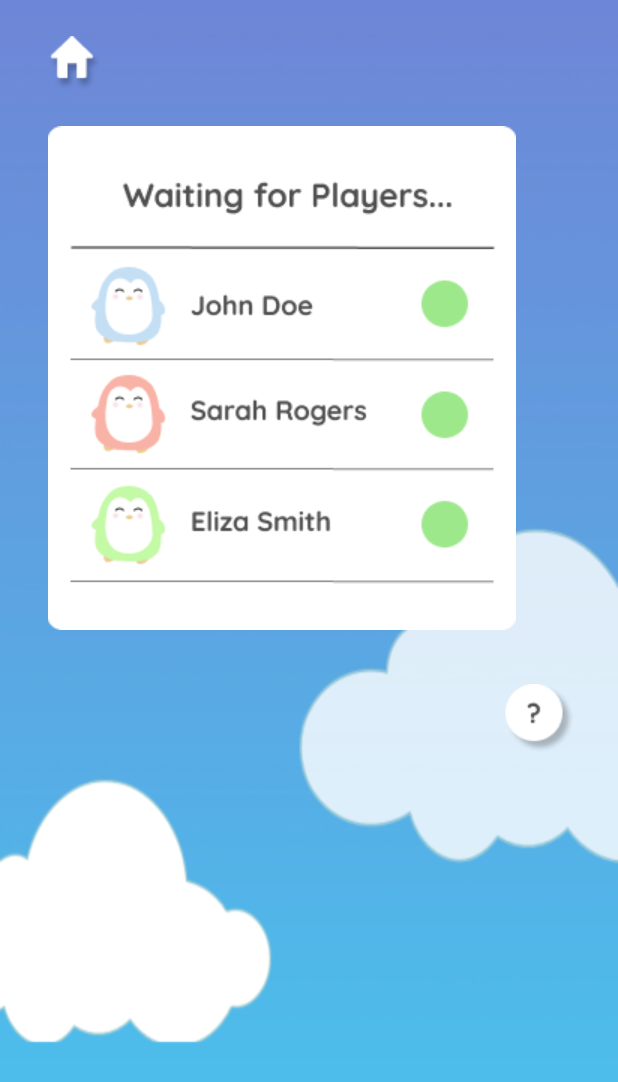
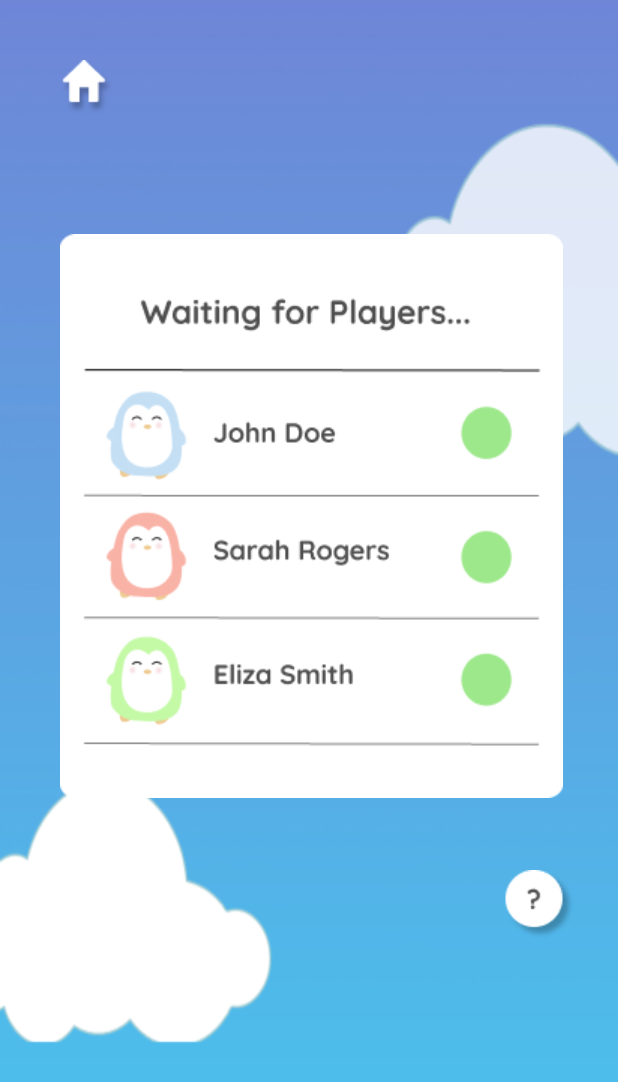
Before and after one commit to cjiang92398/planit, an Android app: the CheckinGameActivity screen opened directly, with no data from a screen before it, on a phone screen of 412 x 824 dp. Shown: the top 1082 px of the screen. Run offline under Robolectric (Android 15) with nearby library versions, the phone set to English and light mode, and no system bars.

Commit message:
Rescale checkin game screens to 6P

```diff
--- a/app/src/main/java/edu/stanford/cs147/planit/CheckinGameActivity.java
+++ b/app/src/main/java/edu/stanford/cs147/planit/CheckinGameActivity.java
@@ -15,7 +15,7 @@ public class CheckinGameActivity extends AppCompatActivity {
         super.onCreate(savedInstanceState);
         setContentView(R.layout.activity_checkin_game);
 
-        new CountDownTimer(1000, 1000) {
+        new CountDownTimer(1500, 1000) {
             @Override
             public void onTick(long n) {
                 // blank
@@ -24,7 +24,7 @@ public class CheckinGameActivity extends AppCompatActivity {
             public void onFinish() {
                 ImageView imageView = (ImageView) findViewById(R.id.checkin);
                 imageView.setImageResource(R.drawable.checkinfinal);
-                new CountDownTimer(1000, 1000) {
+                new CountDownTimer(1500, 1000) {
                     @Override
                     public void onTick(long n) {
                         // blank
--- a/app/src/main/res/layout/activity_checkin_game.xml
+++ b/app/src/main/res/layout/activity_checkin_game.xml
@@ -12,8 +12,8 @@
         android:src="@drawable/home"
         android:layout_width="wrap_content"
         android:layout_height="wrap_content"
-        android:paddingLeft="32dp"
-        android:paddingTop="24dp"
+        android:paddingLeft="40dp"
+        android:paddingTop="40dp"
         android:onClick="goHome" />
 
     <ImageView
@@ -21,14 +21,14 @@
         android:src="@drawable/checkininitial"
         android:layout_width="wrap_content"
         android:layout_height="wrap_content"
-        android:paddingLeft="32dp"
-        android:paddingTop="24dp" />
+        android:paddingLeft="40dp"
+        android:paddingTop="80dp" />
 
     <ImageView
         android:src="@drawable/questionmark"
         android:layout_width="wrap_content"
         android:layout_height="wrap_content"
         android:layout_gravity="bottom|right"
-        android:paddingTop="36dp" />
+        android:paddingTop="48dp" />
 
 </LinearLayout>
--- a/app/src/main/res/layout/activity_ongoing_games.xml
+++ b/app/src/main/res/layout/activity_ongoing_games.xml
@@ -4,7 +4,7 @@
     xmlns:tools="http://schemas.android.com/tools"
     android:layout_width="match_parent"
     android:layout_height="match_parent"
-    android:background="@drawable/backgroundwithclouds"
+    android:background="@drawable/ongoinggamesbackground"
     android:orientation="vertical"
     tools:context=".OngoingGamesActivity">
 
```
Also changed, not shown: app/src/main/res/drawable/backgroundwithclouds.png, app/src/main/res/drawable/checkinfinal.png, app/src/main/res/drawable/checkininitial.png, app/src/main/res/drawable/ongoinggamesbackground.png (added).
